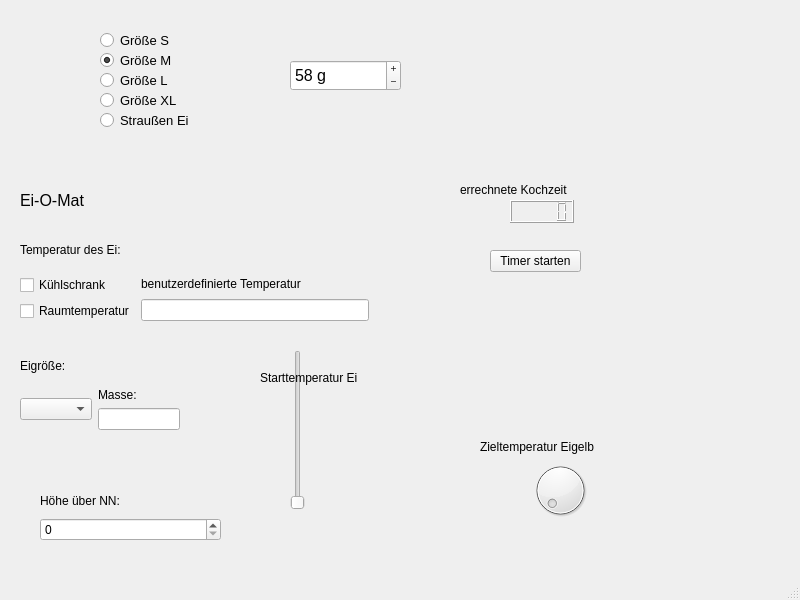
The window that ei-o-mat/mainwindow.ui (kampfknoedel/ei-o-mat) describes before a commit, drawn with Qt 5.
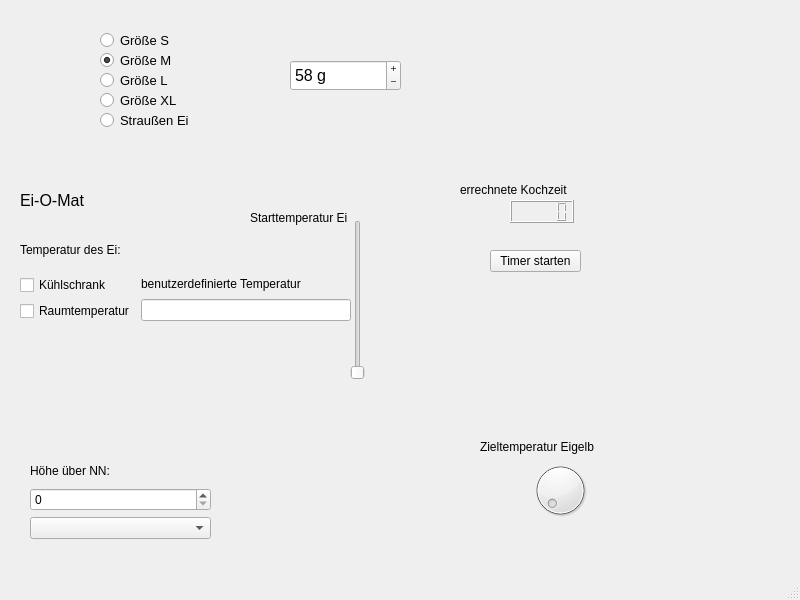
The same window after the commit.

```diff
--- a/ei-o-mat/mainwindow.ui
+++ b/ei-o-mat/mainwindow.ui
@@ -191,8 +191,8 @@
    <widget class="QSlider" name="verticalSlider">
     <property name="geometry">
      <rect>
-      <x>290</x>
-      <y>350</y>
+      <x>350</x>
+      <y>220</y>
       <width>16</width>
       <height>160</height>
      </rect>
@@ -230,50 +230,6 @@
      </item>
     </layout>
    </widget>
-   <widget class="QWidget" name="verticalLayoutWidget_4">
-    <property name="geometry">
-     <rect>
-      <x>20</x>
-      <y>350</y>
-      <width>160</width>
-      <height>80</height>
-     </rect>
-    </property>
-    <layout class="QVBoxLayout" name="verticalLayout_4">
-     <item>
-      <widget class="QLabel" name="label_4">
-       <property name="text">
-        <string>Eigröße:</string>
-       </property>
-      </widget>
-     </item>
-     <item>
-      <layout class="QHBoxLayout" name="horizontalLayout_2">
-       <item>
-        <widget class="QComboBox" name="comboBox">
-         <property name="currentText">
-          <string/>
-         </property>
-        </widget>
-       </item>
-       <item>
-        <layout class="QVBoxLayout" name="verticalLayout_5">
-         <item>
-          <widget class="QLabel" name="label_6">
-           <property name="text">
-            <string>Masse:</string>
-           </property>
-          </widget>
-         </item>
-         <item>
-          <widget class="QLineEdit" name="lineEdit"/>
-         </item>
-        </layout>
-       </item>
-      </layout>
-     </item>
-    </layout>
-   </widget>
    <widget class="QLCDNumber" name="lcdNumber">
     <property name="geometry">
      <rect>
@@ -289,7 +245,7 @@
      <rect>
       <x>20</x>
       <y>230</y>
-      <width>349</width>
+      <width>331</width>
       <height>91</height>
      </rect>
     </property>
@@ -342,8 +298,8 @@
    <widget class="QLabel" name="label_9">
     <property name="geometry">
      <rect>
-      <x>260</x>
-      <y>370</y>
+      <x>250</x>
+      <y>210</y>
       <width>131</width>
       <height>16</height>
      </rect>
@@ -366,10 +322,10 @@
    <widget class="QWidget" name="verticalLayoutWidget_7">
     <property name="geometry">
      <rect>
-      <x>40</x>
-      <y>490</y>
+      <x>30</x>
+      <y>460</y>
       <width>181</width>
-      <height>51</height>
+      <height>79</height>
      </rect>
     </property>
     <layout class="QVBoxLayout" name="verticalLayout_7">
@@ -383,6 +339,13 @@
      <item>
       <widget class="QSpinBox" name="spinBox_2"/>
      </item>
+     <item>
+      <widget class="QComboBox" name="comboBox">
+       <property name="currentText">
+        <string/>
+       </property>
+      </widget>
+     </item>
     </layout>
    </widget>
   </widget>
```
Left out of the diff: 2 changed lines with no effect on the pictures.
